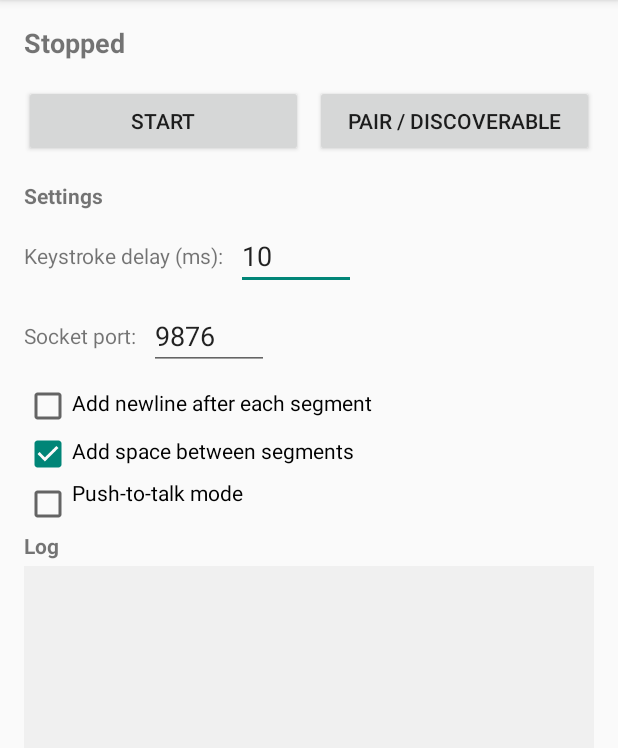
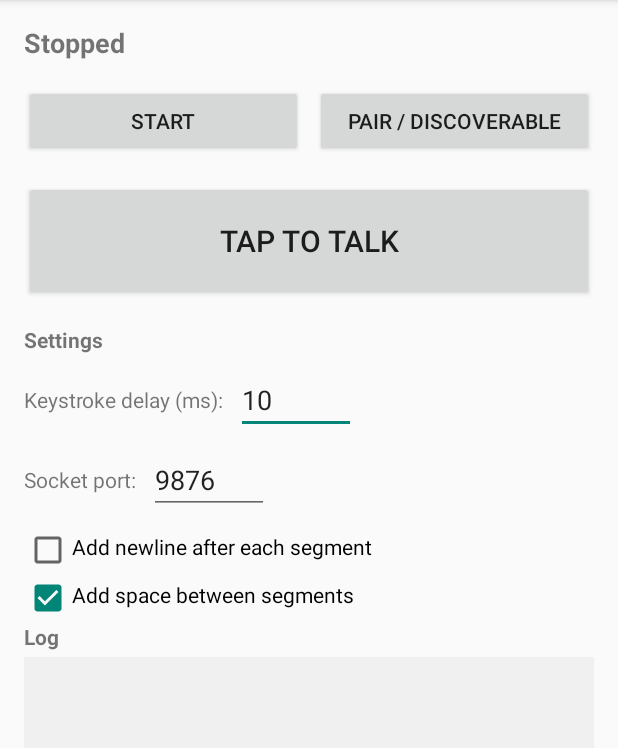
Before and after one commit to Jonathan-A-White/whisper-hid, an Android app: the screen it shows after launch (MainActivity), on a phone screen of 412 x 824 dp, the part 84-832 px from its top. Run offline under Robolectric (Android 15) with nearby library versions, the phone set to English and light mode, and no system bars.

Commit message:
Fix tap-to-talk UX: immediate audio/haptic feedback, PTT-only UI
- Play beep immediately on button press (start: single tone, stop: double
  tone) instead of waiting for server MIC_READY — fixes the missing bell
- Switch ToneGenerator to STREAM_NOTIFICATION so the beep isn't silenced
  by Bluetooth SCO audio routing
- Add haptic feedback: single 60ms pulse on start, double pulse on stop
- Remove PTT mode checkbox — tap-to-talk is now the only mode; always
  sends MODE:PTT to the server
- PTT button is always visible; no more settings toggle needed
- Add VIBRATE permission to AndroidManifest

https://claude.ai/code/session_014anx9d5av6GAUvtgUwqsKE

```diff
--- a/app/src/main/AndroidManifest.xml
+++ b/app/src/main/AndroidManifest.xml
@@ -9,6 +9,7 @@
     <uses-permission android:name="android.permission.FOREGROUND_SERVICE_CONNECTED_DEVICE" />
     <uses-permission android:name="android.permission.INTERNET" />
     <uses-permission android:name="android.permission.MODIFY_AUDIO_SETTINGS" />
+    <uses-permission android:name="android.permission.VIBRATE" />
 
     <application
         android:allowBackup="false"
--- a/app/src/main/java/com/whisperbt/keyboard/MainActivity.kt
+++ b/app/src/main/java/com/whisperbt/keyboard/MainActivity.kt
@@ -4,6 +4,8 @@ import android.Manifest
 import android.bluetooth.BluetoothAdapter
 import android.media.AudioManager
 import android.media.ToneGenerator
+import android.os.VibrationEffect
+import android.os.Vibrator
 import android.content.ComponentName
 import android.content.Context
 import android.content.Intent
@@ -13,7 +15,6 @@ import android.content.pm.PackageManager
 import android.os.Build
 import android.os.Bundle
 import android.os.IBinder
-import android.view.View
 import android.widget.Button
 import android.widget.CheckBox
 import android.widget.EditText
@@ -33,7 +34,6 @@ class MainActivity : AppCompatActivity() {
         private const val KEY_PORT = "socket_port"
         private const val KEY_NEWLINE = "append_newline"
         private const val KEY_SPACE = "append_space"
-        private const val KEY_PTT = "ptt_mode"
     }
 
     private lateinit var prefs: SharedPreferences
@@ -46,12 +46,12 @@ class MainActivity : AppCompatActivity() {
     private lateinit var portInput: EditText
     private lateinit var newlineCheckbox: CheckBox
     private lateinit var spaceCheckbox: CheckBox
-    private lateinit var pttCheckbox: CheckBox
     private lateinit var pttButton: Button
 
     private var hidService: BluetoothHidService? = null
     private var socketService: SocketListenerService? = null
     private var toneGen: ToneGenerator? = null
+    private var vibrator: Vibrator? = null
     private var hidBound = false
     private var socketBound = false
     private var servicesRunning = false
@@ -72,7 +72,6 @@ class MainActivity : AppCompatActivity() {
         portInput = findViewById(R.id.portInput)
         newlineCheckbox = findViewById(R.id.newlineCheckbox)
         spaceCheckbox = findViewById(R.id.spaceCheckbox)
-        pttCheckbox = findViewById(R.id.pttCheckbox)
         pttButton = findViewById(R.id.pttButton)
 
         // Load saved preferences
@@ -80,30 +79,19 @@ class MainActivity : AppCompatActivity() {
         portInput.setText(prefs.getInt(KEY_PORT, 9876).toString())
         newlineCheckbox.isChecked = prefs.getBoolean(KEY_NEWLINE, false)
         spaceCheckbox.isChecked = prefs.getBoolean(KEY_SPACE, true)
-        pttCheckbox.isChecked = prefs.getBoolean(KEY_PTT, false)
-        pttButton.visibility = if (pttCheckbox.isChecked) View.VISIBLE else View.GONE
 
         toggleButton.setOnClickListener { toggleServices() }
         pairButton.setOnClickListener { openBluetoothSettings() }
 
-        pttCheckbox.setOnCheckedChangeListener { _, isChecked ->
-            pttButton.visibility = if (isChecked) View.VISIBLE else View.GONE
-            socketService?.pttMode = isChecked
-            if (!isChecked) resetPttButton()
-            // Reconnect so the server enters the correct mode
-            if (servicesRunning) {
-                resetPttButton()
-                socketService?.reconnect()
-            }
-        }
-
         setupPttButton()
 
         try {
-            toneGen = ToneGenerator(AudioManager.STREAM_MUSIC, ToneGenerator.MAX_VOLUME)
+            toneGen = ToneGenerator(AudioManager.STREAM_NOTIFICATION, ToneGenerator.MAX_VOLUME)
         } catch (_: RuntimeException) {
             // ToneGenerator unavailable (e.g. audio service not ready) — chime won't play
         }
+        @Suppress("DEPRECATION")
+        vibrator = getSystemService(Context.VIBRATOR_SERVICE) as? Vibrator
 
         requestPermissions()
     }
@@ -280,7 +268,7 @@ class MainActivity : AppCompatActivity() {
             socketService?.setPort(portInput.text.toString().toIntOrNull() ?: 9876)
             socketService?.appendNewline = newlineCheckbox.isChecked
             socketService?.appendSpace = spaceCheckbox.isChecked
-            socketService?.pttMode = pttCheckbox.isChecked
+            socketService?.pttMode = true
 
             socketService?.transcriptionCallback = object : SocketListenerService.TranscriptionCallback {
                 override fun onTranscription(text: String) {
@@ -292,7 +280,7 @@ class MainActivity : AppCompatActivity() {
                 }
 
                 override fun onMicReady() {
-                    toneGen?.startTone(ToneGenerator.TONE_PROP_BEEP, 160)
+                    // Beep is played immediately on button press; no second chime needed
                 }
             }
         }
@@ -320,15 +308,23 @@ class MainActivity : AppCompatActivity() {
             if (!pttRecording) {
                 pttRecording = true
                 socketService?.pttStart()
+                toneGen?.startTone(ToneGenerator.TONE_PROP_BEEP, 160)
+                haptic(longArrayOf(0, 60))
                 pttButton.text = getString(R.string.recording)
                 appendLog("[PTT] Recording...")
             } else {
                 pttRecording = false
                 socketService?.pttStop()
+                toneGen?.startTone(ToneGenerator.TONE_PROP_BEEP2, 120)
+                haptic(longArrayOf(0, 40, 80, 40))
                 pttButton.text = getString(R.string.hold_to_talk)
                 appendLog("[PTT] Stopped — transcribing...")
             }
         }
+    }
+
+    private fun haptic(timings: LongArray) {
+        vibrator?.vibrate(VibrationEffect.createWaveform(timings, -1))
     }
 
     private fun resetPttButton() {
@@ -345,7 +341,6 @@ class MainActivity : AppCompatActivity() {
             putInt(KEY_PORT, portInput.text.toString().toIntOrNull() ?: 9876)
             putBoolean(KEY_NEWLINE, newlineCheckbox.isChecked)
             putBoolean(KEY_SPACE, spaceCheckbox.isChecked)
-            putBoolean(KEY_PTT, pttCheckbox.isChecked)
             apply()
         }
     }
--- a/app/src/main/res/layout/activity_main.xml
+++ b/app/src/main/res/layout/activity_main.xml
@@ -42,14 +42,13 @@
                 android:text="@string/pair" />
         </LinearLayout>
 
-        <!-- Push to Talk button (hidden until PTT mode enabled) -->
+        <!-- Tap to Talk button -->
         <Button
             android:id="@+id/pttButton"
             android:layout_width="match_parent"
             android:layout_height="80dp"
             android:text="@string/hold_to_talk"
             android:textSize="20sp"
-            android:visibility="gone"
             android:layout_marginBottom="16dp" />
 
         <!-- Settings -->
@@ -118,13 +117,6 @@
             android:checked="true"
             android:paddingBottom="4dp" />
 
-        <CheckBox
-            android:id="@+id/pttCheckbox"
-            android:layout_width="match_parent"
-            android:layout_height="wrap_content"
-            android:text="@string/ptt_option"
-            android:paddingBottom="16dp" />
-
         <!-- Log -->
         <TextView
             android:layout_width="match_parent"
--- a/app/src/main/res/values/strings.xml
+++ b/app/src/main/res/values/strings.xml
@@ -9,8 +9,7 @@
     <string name="port_label">Socket port:</string>
     <string name="newline_option">Add newline after each segment</string>
     <string name="space_option">Add space between segments</string>
-    <string name="ptt_option">Push-to-talk mode</string>
-    <string name="hold_to_talk">Tap to Talk</string>
+<string name="hold_to_talk">Tap to Talk</string>
     <string name="recording">Recording…</string>
     <string name="log_header">Log</string>
     <string name="status_stopped">Stopped</string>
```
